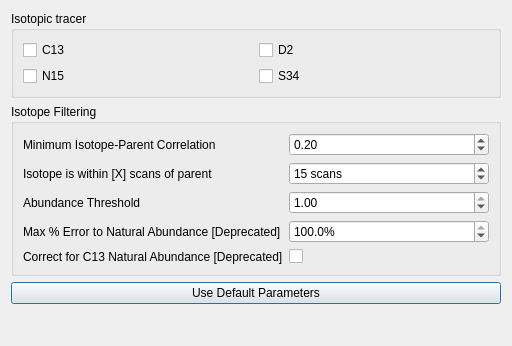
Above: src/gui/mzroll/forms/isotopedialog.ui from ElucidataInc/ElMaven before the change. Below: the same form after it.
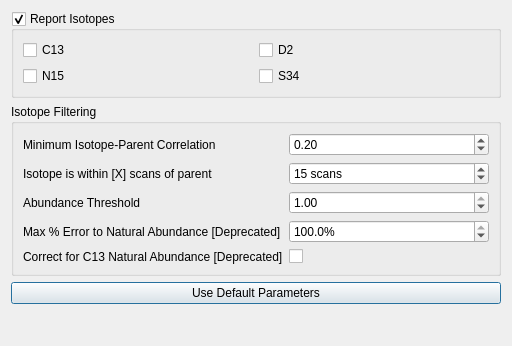
That is the form after the change.

Commit message: [UI] Move 'Report Isotopes' from Peaks to Isotopes

What changed in the file:
```diff
--- a/src/gui/mzroll/forms/isotopedialog.ui
+++ b/src/gui/mzroll/forms/isotopedialog.ui
@@ -17,7 +17,10 @@
    <item row="0" column="0" colspan="2">
     <widget class="QGroupBox" name="groupBox">
      <property name="title">
-      <string>Isotopic tracer</string>
+      <string>Report Isotopes</string>
+     </property>
+     <property name="checkable">
+      <bool>true</bool>
      </property>
      <layout class="QGridLayout" name="gridLayout_3">
       <item row="0" column="0">
```
Left out of the diff: 2 changed lines with no effect on the pictures. The commit also changes 8 other files.
